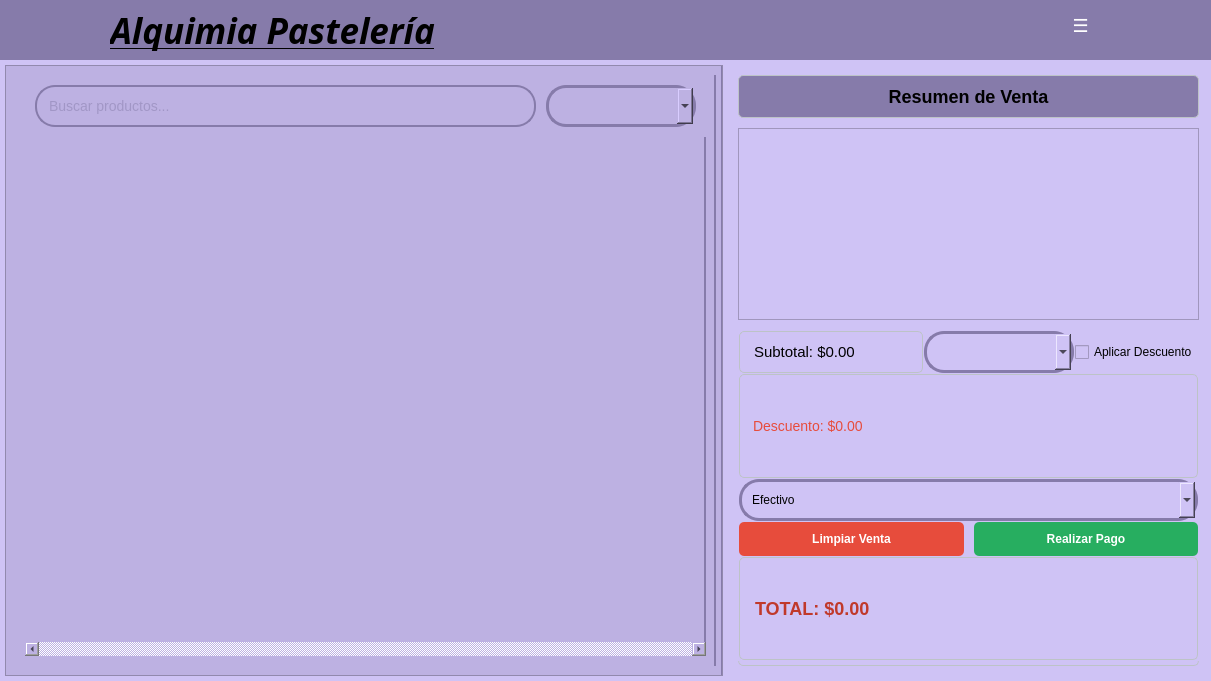
ErickSanat/POS-PythonQt, file app/view/ui/menuInicialView.ui: the form before one commit.
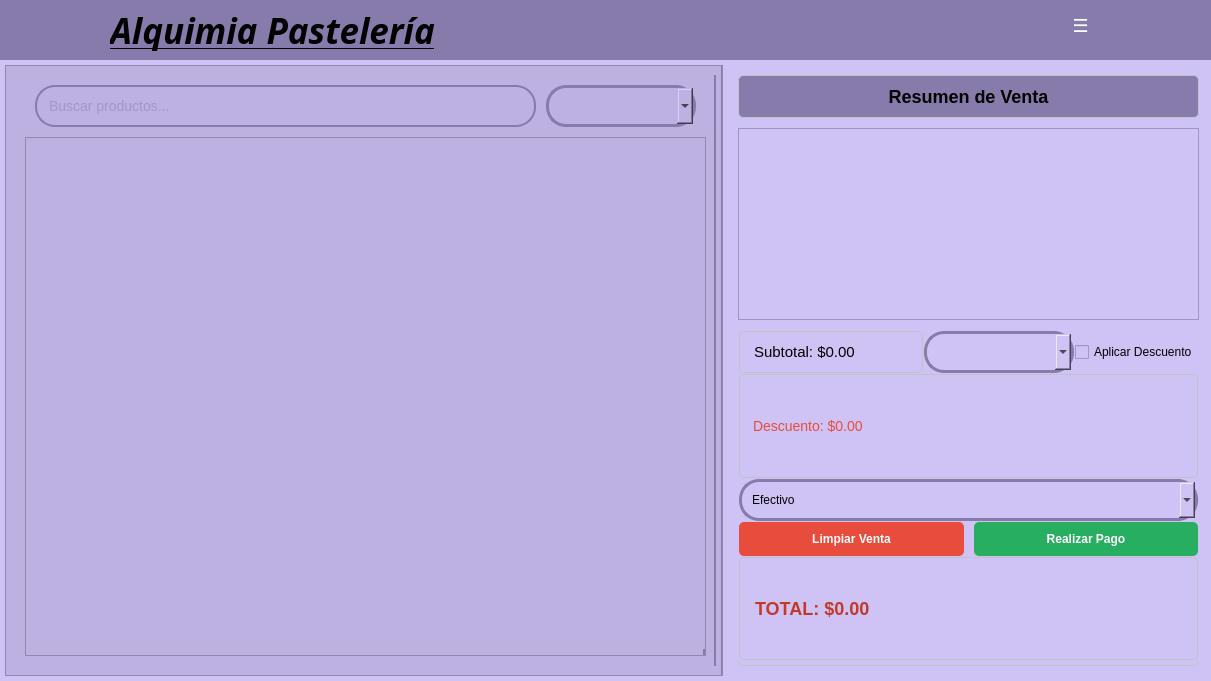
The form after the commit. Icons and pictures are not drawn.

Commit message: update: ya hay scrollArea utilizable

Patch:
```diff
--- a/app/view/ui/menuInicialView.ui
+++ b/app/view/ui/menuInicialView.ui
@@ -175,26 +175,26 @@
            </layout>
           </item>
           <item>
-           <widget class="QScrollArea" name="productsScrollArea">
-            <property name="autoFillBackground">
-             <bool>true</bool>
-            </property>
-            <property name="styleSheet">
-             <string notr="true">QScrollArea { border: none; }</string>
-            </property>
-            <property name="horizontalScrollBarPolicy">
-             <enum>Qt::ScrollBarAlwaysOn</enum>
-            </property>
+           <widget class="QScrollArea" name="scrollArea">
             <property name="widgetResizable">
              <bool>true</bool>
             </property>
-            <widget class="QWidget" name="scrollContentWidget">
+            <widget class="QWidget" name="scrollAreaProductos">
+             <property name="geometry">
+              <rect>
+               <x>0</x>
+               <y>0</y>
+               <width>679</width>
+               <height>514</height>
+              </rect>
+             </property>
+             <widget class="QWidget" name="widgetContenedorProductos" native="true">
              <property name="geometry">
               <rect>
                <x>0</x>
                <y>0</y>
                <width>681</width>
-               <height>506</height>
+                <height>511</height>
               </rect>
              </property>
              <widget class="QWidget" name="gridLayoutWidget">
@@ -203,14 +203,15 @@
                 <x>0</x>
                 <y>0</y>
                 <width>681</width>
-                <height>501</height>
-               </rect>
-              </property>
-              <layout class="QGridLayout" name="gridLayoutProductos">
+                 <height>511</height>
+                </rect>
+               </property>
+               <layout class="QGridLayout" name="gridLayoutProductos" rowstretch="0" columnstretch="0" rowminimumheight="0" columnminimumwidth="0">
                <property name="spacing">
                 <number>15</number>
                </property>
               </layout>
+              </widget>
              </widget>
             </widget>
            </widget>
```
Lines whose indentation alone changed are shown as unchanged. The commit also changes 1 other file.
